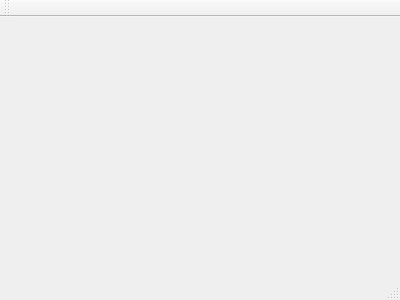
This is biot-savart-viz/mainwindow.ui in tanacchi/qt_practice as Qt 5 draws it before an edit. The edited form follows.
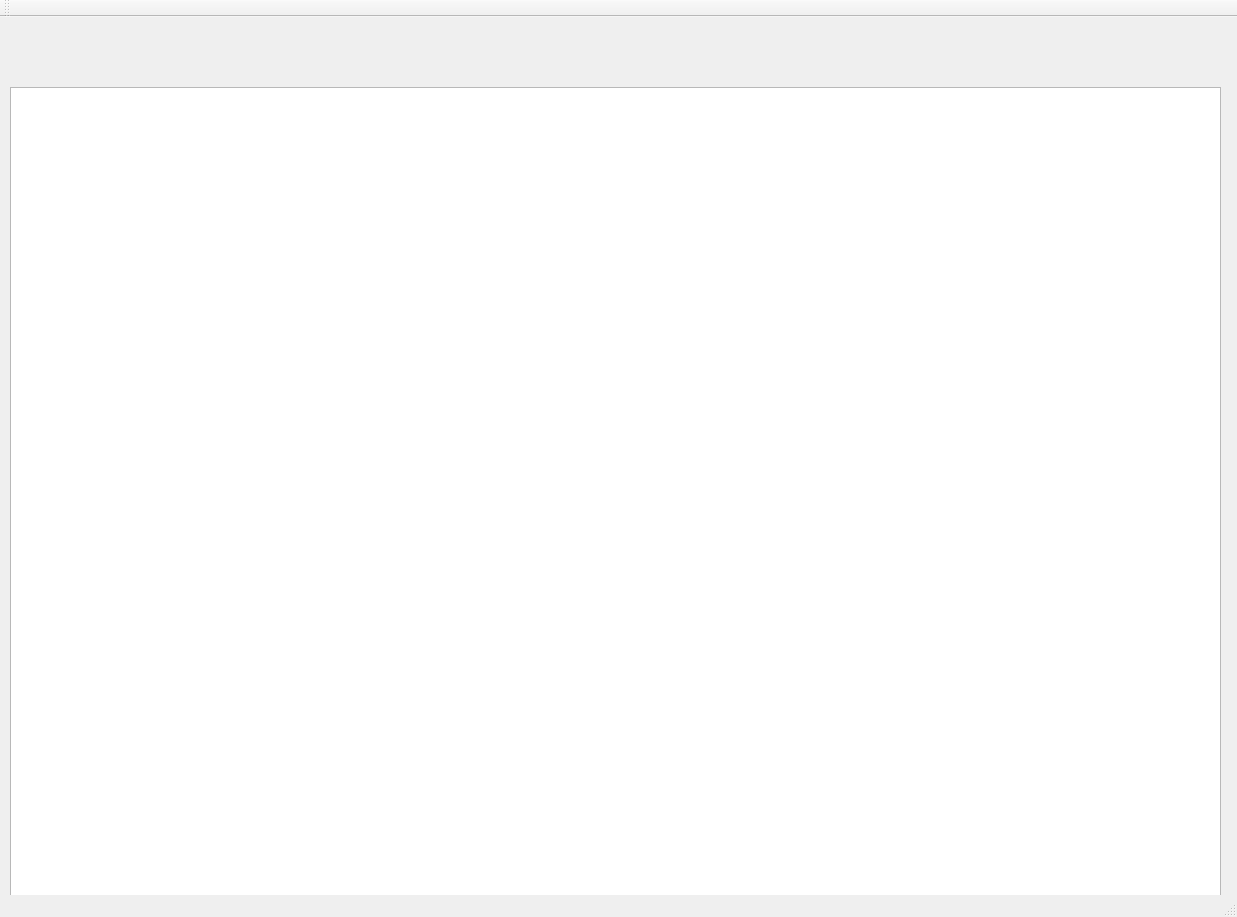
This is the edited form.

Commit message: Add sample to show a rect

The edit to the form file:
```diff
--- a/biot-savart-viz/mainwindow.ui
+++ b/biot-savart-viz/mainwindow.ui
@@ -1,24 +1,50 @@
 <ui version="4.0">
  <class>MainWindow</class>
- <widget class="QMainWindow" name="MainWindow" >
-  <property name="geometry" >
+ <widget class="QMainWindow" name="MainWindow">
+  <property name="geometry">
    <rect>
     <x>0</x>
     <y>0</y>
-    <width>400</width>
-    <height>300</height>
+    <width>1237</width>
+    <height>917</height>
    </rect>
   </property>
   <property name="windowTitle" >
    <string>MainWindow</string>
   </property>
-  <widget class="QMenuBar" name="menuBar" />
-  <widget class="QToolBar" name="mainToolBar" />
-  <widget class="QWidget" name="centralWidget" />
-  <widget class="QStatusBar" name="statusBar" />
+  <widget class="QWidget" name="centralWidget">
+   <widget class="QGraphicsView" name="graphicsView">
+    <property name="geometry">
+     <rect>
+      <x>10</x>
+      <y>70</y>
+      <width>1211</width>
+      <height>811</height>
+     </rect>
+    </property>
+   </widget>
+  </widget>
+  <widget class="QMenuBar" name="menuBar">
+   <property name="geometry">
+    <rect>
+     <x>0</x>
+     <y>0</y>
+     <width>1237</width>
+     <height>26</height>
+    </rect>
+   </property>
+  </widget>
+  <widget class="QToolBar" name="mainToolBar">
+   <attribute name="toolBarArea">
+    <enum>TopToolBarArea</enum>
+   </attribute>
+   <attribute name="toolBarBreak">
+    <bool>false</bool>
+   </attribute>
+  </widget>
+  <widget class="QStatusBar" name="statusBar"/>
  </widget>
- <layoutDefault spacing="6" margin="11" />
- <pixmapfunction></pixmapfunction>
+ <layoutdefault spacing="6" margin="11"/>
  <resources/>
  <connections/>
 </ui>
```
Left out of the diff: 3 changed lines with no effect on the pictures. The commit also changes 2 other files.
